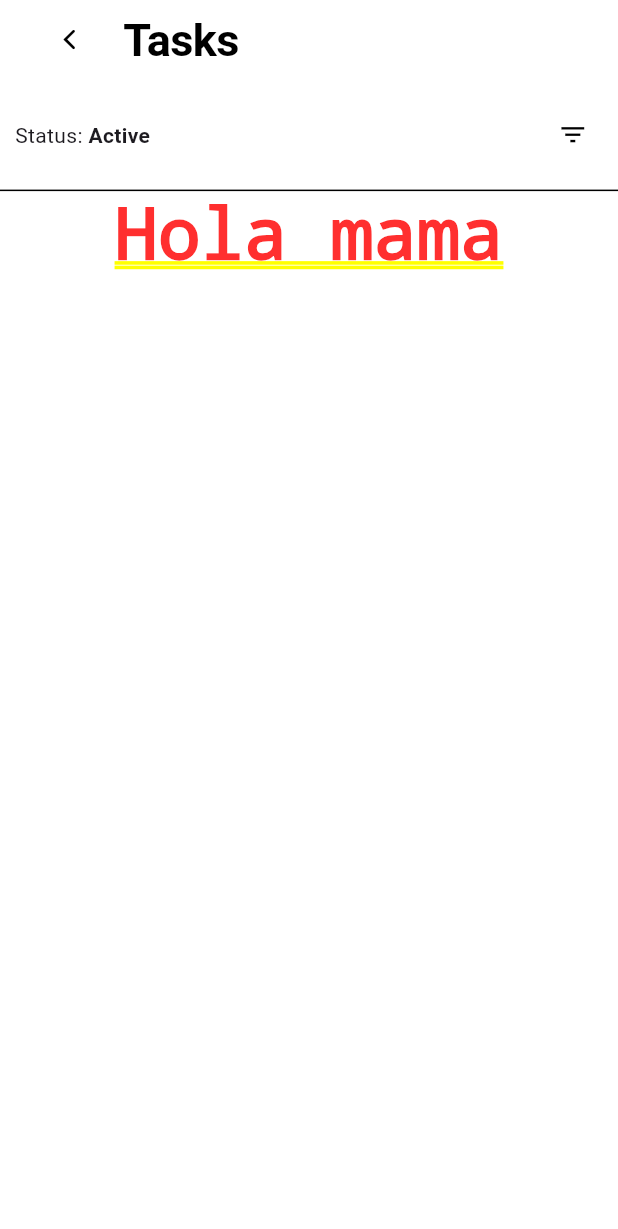
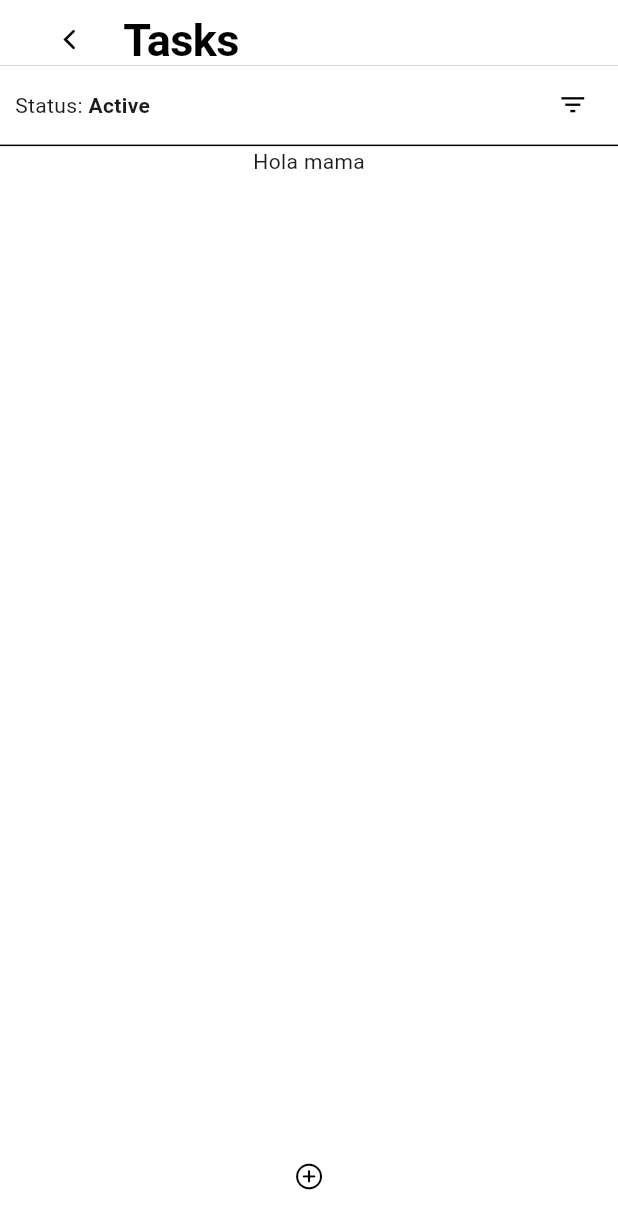
Before and after one commit to Deghim/Flutter_ToDoList, a Flutter app: the Taskspage screen opened directly, on a phone screen of 412 x 824 dp. Shown: the top 1229 px of the screen. Run offline on Flutter 3.47's test engine with Material 3 defaults, Android fonts, the phone set to English and light mode, and no system bars.

Commit message:
Tasks page detalles

```diff
--- a/todolist/lib/screens/taskspage.dart
+++ b/todolist/lib/screens/taskspage.dart
@@ -12,9 +12,10 @@ class Taskspage extends StatefulWidget {
 class _TaskspageState extends State<Taskspage> {
   @override
   Widget build(BuildContext context) {
-    return CupertinoPageScaffold(
+    return Scaffold(
       backgroundColor: Theme.of(context).primaryColor,
-      navigationBar: CupertinoNavigationBar(
+      appBar: CupertinoNavigationBar(
+        backgroundColor: Theme.of(context).primaryColor,
         leading: CupertinoButton(
           child: Icon(CupertinoIcons.back, color: Theme.of(context).focusColor),
           onPressed: () => Navigator.pop(context),
@@ -27,13 +28,21 @@ class _TaskspageState extends State<Taskspage> {
           ),
         ),
       ),
-      child: SafeArea(
+      body: SafeArea(
         child: Column(
-          children: [
-            SizedBox(height: 10),
-            Filterbar(),
-            Expanded(child: Text("Hola mama")),
-          ],
+          children: [Filterbar(), Expanded(child: Text("Hola mama"))],
+        ),
+      ),
+      bottomNavigationBar: BottomAppBar(
+        color: Colors.transparent,
+        child: Center(
+          child: CupertinoButton(
+            child: Icon(
+              CupertinoIcons.add_circled,
+              color: Theme.of(context).focusColor,
+            ),
+            onPressed: () {},
+          ),
         ),
       ),
     );
--- a/todolist/lib/widgets/filterbar.dart
+++ b/todolist/lib/widgets/filterbar.dart
@@ -16,7 +16,6 @@ class _FilterbarState extends State<Filterbar> {
       child: Container(
         decoration: const BoxDecoration(border: Border(bottom: BorderSide())),
         width: double.infinity,
-        padding: const EdgeInsets.fromLTRB(0, 10, 0, 10),
         child: Row(
           mainAxisAlignment: MainAxisAlignment.spaceBetween,
           children: [
```
